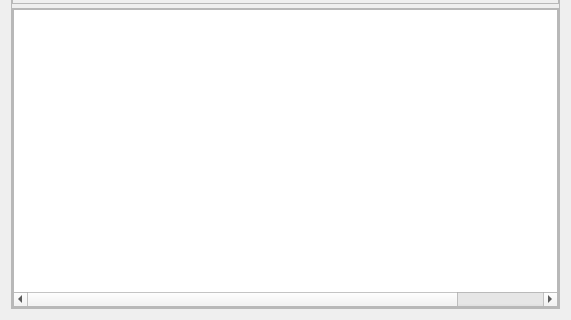
Before: the Qt Designer form functions/test_ui/flashcards_page.ui in Nbdyleto/PySide6_Self_TCC, drawn with Qt 5; both pictures show x 0 to 571 and y 153 to 473 of the 571 by 473 pixel window.
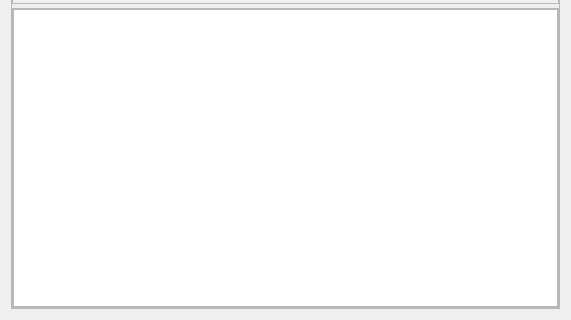
After: the same form once the commit is applied. Icons and pictures are not drawn.

What changed in the file:
```diff
--- a/functions/test_ui/flashcards_page.ui
+++ b/functions/test_ui/flashcards_page.ui
@@ -328,6 +328,9 @@
 	text-align: center;
  }</string>
            </property>
+           <property name="horizontalScrollBarPolicy">
+            <enum>Qt::ScrollBarAlwaysOff</enum>
+           </property>
            <property name="sizeAdjustPolicy">
             <enum>QAbstractScrollArea::AdjustToContents</enum>
            </property>
```
Left out of the diff: 4 changed lines with no effect on the pictures.
